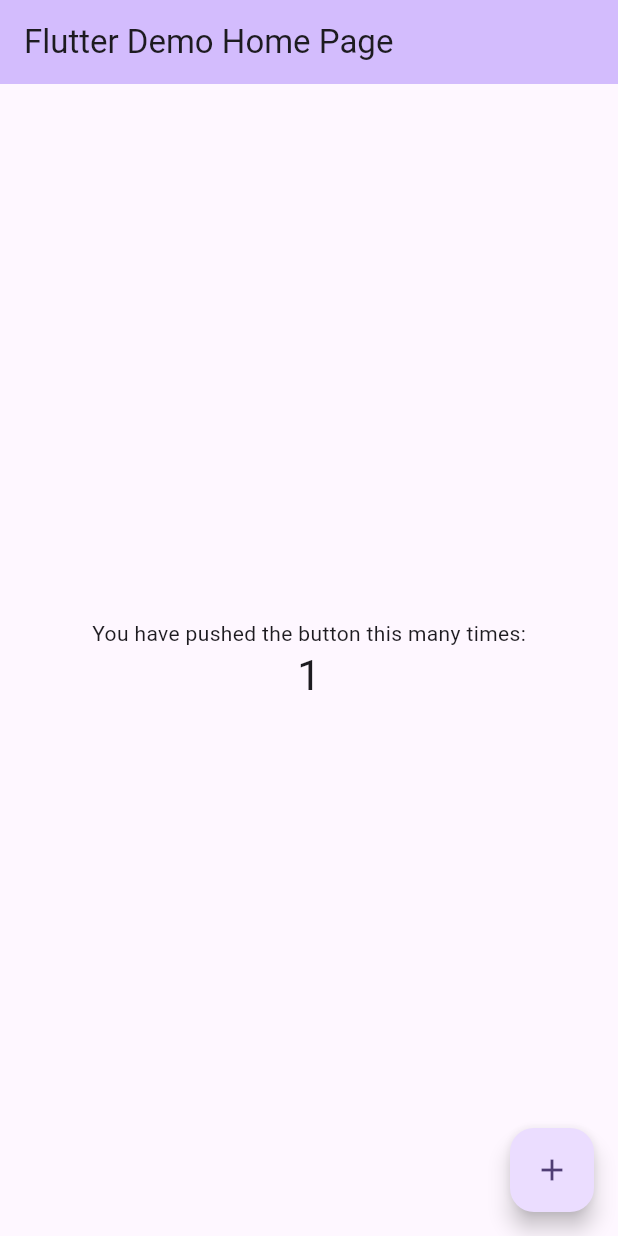
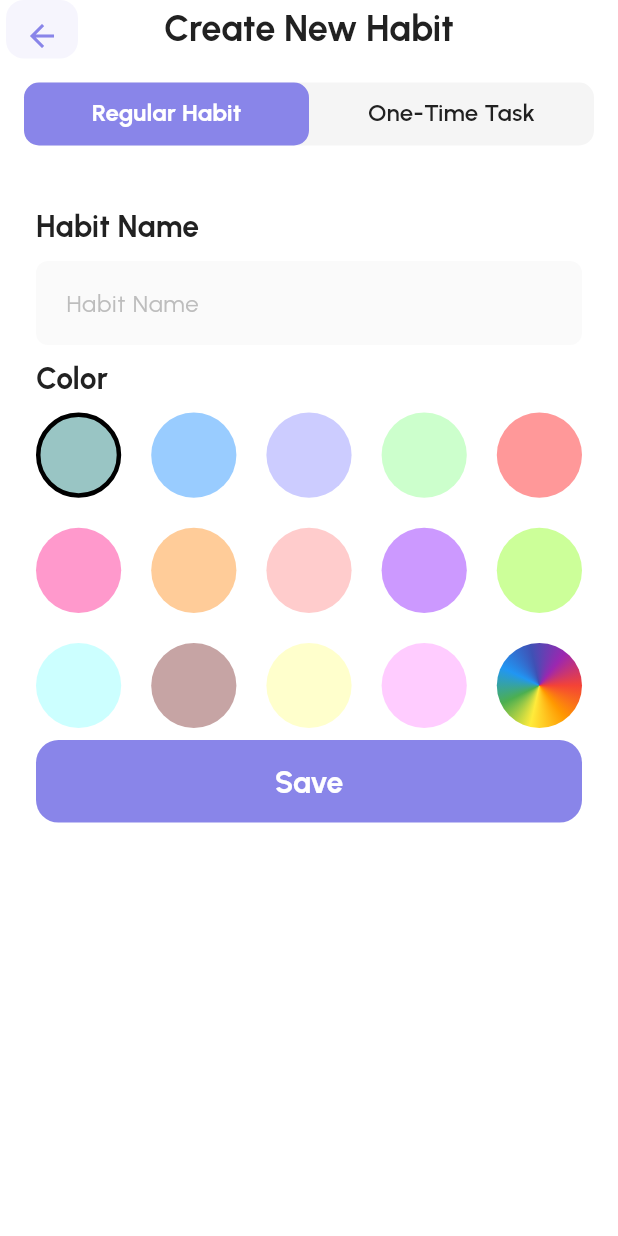
Before and after one commit to arikaran-13/habitgrow, a Flutter app: the screen it shows after launch, after a tap on the "add" icon, on a phone screen of 412 x 824 dp. Run offline on Flutter 3.47's test engine with Material 3 defaults, Android fonts, the phone set to English and light mode, and no system bars; our stand-ins replace flutter_colorpicker, google_fonts.

Commit message:
create goal page in progress

```diff
--- a/lib/main.dart
+++ b/lib/main.dart
@@ -1,4 +1,6 @@
 import 'package:flutter/material.dart';
+import 'package:habitgrow/screens/home/home_screen.dart';
+import 'package:habitgrow/theme.dart';
 
 void main() {
   runApp(const MyApp());
@@ -7,116 +9,12 @@ void main() {
 class MyApp extends StatelessWidget {
   const MyApp({super.key});
 
-  // This widget is the root of your application.
   @override
   Widget build(BuildContext context) {
     return MaterialApp(
-      title: 'Flutter Demo',
-      theme: ThemeData(
-        // This is the theme of your application.
-        //
-        // TRY THIS: Try running your application with "flutter run". You'll see
-        // the application has a purple toolbar. Then, without quitting the app,
-        // try changing the seedColor in the colorScheme below to Colors.green
-        // and then invoke "hot reload" (save your changes or press the "hot
-        // reload" button in a Flutter-supported IDE, or press "r" if you used
-        // the command line to start the app).
-        //
-        // Notice that the counter didn't reset back to zero; the application
-        // state is not lost during the reload. To reset the state, use hot
-        // restart instead.
-        //
-        // This works for code too, not just values: Most code changes can be
-        // tested with just a hot reload.
-        colorScheme: ColorScheme.fromSeed(seedColor: Colors.deepPurple),
-      ),
-      home: const MyHomePage(title: 'Flutter Demo Home Page'),
+      debugShowCheckedModeBanner: false,
+      home: HomeScreen(),
+      theme: primaryTheme,
     );
   }
 }
-
-class MyHomePage extends StatefulWidget {
-  const MyHomePage({super.key, required this.title});
-
-  // This widget is the home page of your application. It is stateful, meaning
-  // that it has a State object (defined below) that contains fields that affect
-  // how it looks.
-
-  // This class is the configuration for the state. It holds the values (in this
-  // case the title) provided by the parent (in this case the App widget) and
-  // used by the build method of the State. Fields in a Widget subclass are
-  // always marked "final".
-
-  final String title;
-
-  @override
-  State<MyHomePage> createState() => _MyHomePageState();
-}
-
-class _MyHomePageState extends State<MyHomePage> {
-  int _counter = 0;
-
-  void _incrementCounter() {
-    setState(() {
-      // This call to setState tells the Flutter framework that something has
-      // changed in this State, which causes it to rerun the build method below
-      // so that the display can reflect the updated values. If we changed
-      // _counter without calling setState(), then the build method would not be
-      // called again, and so nothing would appear to happen.
-      _counter++;
-    });
-  }
-
-  @override
-  Widget build(BuildContext context) {
-    // This method is rerun every time setState is called, for instance as done
-    // by the _incrementCounter method above.
-    //
-    // The Flutter framework has been optimized to make rerunning build methods
-    // fast, so that you can just rebuild anything that needs updating rather
-    // than having to individually change instances of widgets.
-    return Scaffold(
-      appBar: AppBar(
-        // TRY THIS: Try changing the color here to a specific color (to
-        // Colors.amber, perhaps?) and trigger a hot reload to see the AppBar
-        // change color while the other colors stay the same.
-        backgroundColor: Theme.of(context).colorScheme.inversePrimary,
-        // Here we take the value from the MyHomePage object that was created by
-        // the App.build method, and use it to set our appbar title.
-        title: Text(widget.title),
-      ),
-      body: Center(
-        // Center is a layout widget. It takes a single child and positions it
-        // in the middle of the parent.
-        child: Column(
-          // Column is also a layout widget. It takes a list of children and
-          // arranges them vertically. By default, it sizes itself to fit its
-          // children horizontally, and tries to be as tall as its parent.
-          //
-          // Column has various properties to control how it sizes itself and
-          // how it positions its children. Here we use mainAxisAlignment to
-          // center the children vertically; the main axis here is the vertical
-          // axis because Columns are vertical (the cross axis would be
-          // horizontal).
-          //
-          // TRY THIS: Invoke "debug painting" (choose the "Toggle Debug Paint"
-          // action in the IDE, or press "p" in the console), to see the
-          // wireframe for each widget.
-          mainAxisAlignment: MainAxisAlignment.center,
-          children: <Widget>[
-            const Text('You have pushed the button this many times:'),
-            Text(
-              '$_counter',
-              style: Theme.of(context).textTheme.headlineMedium,
-            ),
-          ],
-        ),
-      ),
-      floatingActionButton: FloatingActionButton(
-        onPressed: _incrementCounter,
-        tooltip: 'Increment',
-        child: const Icon(Icons.add),
-      ), // This trailing comma makes auto-formatting nicer for build methods.
-    );
-  }
-}
--- /dev/null
+++ b/lib/screens/create/create_goal_screen.dart
@@ -0,0 +1,62 @@
+import 'package:flutter/material.dart';
+import 'package:habitgrow/screens/create/regular_habit.dart';
+import 'package:habitgrow/theme.dart';
+
+class CreateGoal extends StatefulWidget {
+  const CreateGoal({super.key});
+
+  @override
+  State<CreateGoal> createState() => _CreateGoalState();
+}
+
+class _CreateGoalState extends State<CreateGoal> with TickerProviderStateMixin {
+  late TabController createGoalTabBarController;
+
+  @override
+  void initState() {
+    createGoalTabBarController = TabController(length: 2, vsync: this);
+    super.initState();
+  }
+
+  @override
+  void dispose() {
+    createGoalTabBarController.dispose();
+    super.dispose();
+  }
+
+  @override
+  Widget build(BuildContext context) {
+    return Scaffold(
+      appBar: AppBar(
+        title: Text(
+          "Create New Habit",
+          style: Theme.of(context).textTheme.headlineLarge,
+        ),
+        backgroundColor: AppColors.backgroundColor,
+        elevation: 0.0,
+        centerTitle: true,
+        bottom: PreferredSize(
+          preferredSize: Size.fromHeight(57),
+          child: Padding(
+            padding: const EdgeInsets.all(16.0),
+            child: Container(
+              height: 42.0,
+              decoration: BoxDecoration(
+                borderRadius: BorderRadius.circular(10.0),
+                color: AppColors.tabBarBackground,
+              ),
+              child: TabBar(
+                controller: createGoalTabBarController,
+                tabs: [Text("Regular Habit"), Text("One-Time Task")],
+              ),
+            ),
+          ),
+        ),
+      ),
+      body: TabBarView(
+        controller: createGoalTabBarController,
+        children: [RegularHabit(), Text("Create one time task")],
+      ),
+    );
+  }
+}
--- /dev/null
+++ b/lib/screens/create/regular_habit.dart
@@ -0,0 +1,151 @@
+import 'package:flutter/material.dart';
+import 'package:flutter_colorpicker/flutter_colorpicker.dart';
+import 'package:habitgrow/theme.dart';
+
+class RegularHabit extends StatefulWidget {
+  const RegularHabit({super.key});
+
+  @override
+  State<RegularHabit> createState() => _RegularHabitState();
+}
+
+class _RegularHabitState extends State<RegularHabit> {
+  var createGoalFormKey = GlobalKey<FormState>();
+  var selectedColor = AppColors.goalColors[0];
+
+  @override
+  Widget build(BuildContext context) {
+    return Scaffold(
+      body: Padding(
+        padding: const EdgeInsets.all(24.0),
+        child: Form(
+          key: createGoalFormKey,
+          child: Column(
+            crossAxisAlignment: CrossAxisAlignment.start,
+            children: [
+              Text("Habit Name", style: Theme.of(context).textTheme.labelLarge),
+              const SizedBox(height: 8),
+              // Styled TextFormField
+              TextFormField(
+                decoration: InputDecoration(hintText: "Habit Name"),
+              ),
+              const SizedBox(height: 8.0),
+              Text("Color", style: Theme.of(context).textTheme.labelLarge),
+              const SizedBox(height: 8.0),
+              GridView.builder(
+                shrinkWrap: true,
+                physics: NeverScrollableScrollPhysics(),
+                gridDelegate: SliverGridDelegateWithFixedCrossAxisCount(
+                  crossAxisCount: 5,
+                  crossAxisSpacing: 20.0,
+                  mainAxisSpacing: 20.0,
+                ),
+                itemCount: AppColors.goalColors.length + 1,
+                itemBuilder: (ctx, index) {
+                  if (AppColors.goalColors.length == index) {
+                    var pickedColor = AppColors.brandColor;
+                    return GestureDetector(
+                      onTap: () {
+                        showDialog(
+                          context: context,
+                          builder: (ctx) {
+                            return AlertDialog(
+                              title: Text(
+                                "Pick a Color",
+                                style: Theme.of(context).textTheme.displayLarge,
+                              ),
+                              content: SingleChildScrollView(
+                                child: Column(
+                                  children: [
+                                    ColorPicker(
+                                      pickerColor: pickedColor,
+                                      onColorChanged: (color) {
+                                        setState(() {
+                                          pickedColor = color;
+                                        });
+                                      },
+                                      labelTypes: [],
+                                      enableAlpha: false,
+                                      paletteType: PaletteType.hueWheel,
+                                    ),
+                                    SizedBox(height: 8.0),
+                                    SizedBox(
+                                      width: double.infinity,
+                                      child: FilledButton(
+                                        onPressed: () {
+                                          setState(() {
+                                            selectedColor = pickedColor;
+                                          });
+                                          Navigator.pop(context);
+                                        },
+                                        style: FilledButton.styleFrom(
+                                          backgroundColor:
+                                              AppColors.darkBrandColor,
+                                        ),
+                                        child: Text("Select"),
+                                      ),
+                                    ),
+                                  ],
+                                ),
+                              ),
+                            );
+                          },
+                        );
+                      },
+                      child: Container(
+                        decoration: BoxDecoration(
+                          shape: BoxShape.circle,
+                          gradient: SweepGradient(
+                            colors: const [
+                              Colors.red,
+                              Colors.orange,
+                              Colors.yellow,
+                              Colors.green,
+                              Colors.blue,
+                              Colors.indigo,
+                              Colors.purple,
+                              Colors.red, // loop back to red
+                            ],
+                            startAngle: 0.0,
+                            endAngle: 6.28319, // 2*PI radians = full circle
+                          ),
+                        ),
+                      ),
+                    );
+                  }
+                  return GestureDetector(
+                    onTap: () {
+                      setState(() {
+                        selectedColor = AppColors.goalColors[index];
+                      });
+                    },
+                    child: Container(
+                      decoration: BoxDecoration(
+                        color: AppColors.goalColors[index],
+                        shape: BoxShape.circle,
+                        border: selectedColor == AppColors.goalColors[index]
+                            ? BoxBorder.all(color: Colors.black, width: 3.0)
+                            : BoxBorder.all(color: Colors.transparent),
+                      ),
+                    ),
+                  );
+                },
+              ),
+              SizedBox(height: 8.0),
+              SizedBox(
+                width: double.infinity,
+                child: FilledButton(
+                  onPressed: () {},
+                  child: Text(
+                    "Save",
+                    style: Theme.of(context).textTheme.displayMedium,
+                  ),
+                ),
+              ),
+            ],
+          ),
+        ),
+      ),
+    );
+  }
+}
--- /dev/null
+++ b/lib/screens/home/home_screen.dart
@@ -0,0 +1,74 @@
+import 'package:flutter/material.dart';
+import 'package:habitgrow/screens/create/create_goal_screen.dart';
+import 'package:habitgrow/screens/home/widgets/today.dart';
+import 'package:habitgrow/theme.dart';
+
+class HomeScreen extends StatefulWidget {
+  const HomeScreen({super.key});
+
+  @override
+  State<HomeScreen> createState() => _HomeScreenState();
+}
+
+class _HomeScreenState extends State<HomeScreen> with TickerProviderStateMixin {
+  late TabController tabController;
+
+  @override
+  void initState() {
+    tabController = TabController(length: 3, vsync: this);
+    super.initState();
+  }
+
+  @override
+  void dispose() {
+    tabController.dispose();
+    super.dispose();
+  }
+
+  @override
+  Widget build(BuildContext context) {
+    return Scaffold(
+      appBar: AppBar(
+        title: Padding(
+          padding: const EdgeInsets.only(left: 24.0, right: 24.0, top: 12.0),
+          child: Text("Home", style: Theme.of(context).textTheme.headlineLarge),
+        ),
+        centerTitle: true,
+        elevation: 0,
+        bottom: PreferredSize(
+          preferredSize: Size.fromHeight(57),
+          child: Padding(
+            padding: EdgeInsets.all(16.0),
+            child: Container(
+              height: 42.0,
+              decoration: BoxDecoration(
+                borderRadius: BorderRadius.circular(10.0),
+                color: AppColors.tabBarBackground,
+              ),
+              child: TabBar(
+                controller: tabController,
+                tabs: [Text('Today'), Text('Weekly'), Text('Overall')],
+              ),
+            ),
+          ),
+        ),
+      ),
+      body: TabBarView(
+        controller: tabController,
+        children: [
+          TodayTab(),
+          Center(child: Text("Weekly goals")),
+          Center(child: Text("Overall goals")),
+        ],
+      ),
+      floatingActionButton: FloatingActionButton(
+        onPressed: () {
+          Navigator.of(
+            context,
+          ).push(MaterialPageRoute(builder: (context) => CreateGoal()));
+        },
+        child: Icon(Icons.add),
+      ),
+    );
+  }
+}
--- /dev/null
+++ b/lib/screens/home/widgets/goal_list_tile.dart
@@ -0,0 +1,27 @@
+import 'package:flutter/material.dart';
+
+class GoalListTile extends StatelessWidget {
+  const GoalListTile({
+    super.key,
+    required this.icon,
+    required this.goalName,
+    required this.color,
+  });
+
+  final IconData icon;
+  final String goalName;
+  final Color color;
+
+  @override
+  Widget build(BuildContext context) {
+    return Container(
+      padding: EdgeInsets.all(16.0),
+      width: double.infinity,
+      decoration: BoxDecoration(
+        borderRadius: BorderRadius.circular(8.0),
+        color: color,
+      ),
+      child: Text(goalName, style: Theme.of(context).textTheme.headlineSmall),
+    );
+  }
+}
--- /dev/null
+++ b/lib/screens/home/widgets/today.dart
@@ -0,0 +1,21 @@
+import 'package:flutter/material.dart';
+import 'package:habitgrow/screens/home/widgets/goal_list_tile.dart';
+import 'package:habitgrow/theme.dart';
+
+class TodayTab extends StatelessWidget {
+  const TodayTab({super.key});
+
+  @override
+  Widget build(BuildContext context) {
+    return Padding(
+      padding: const EdgeInsets.all(24.0),
+      child: Scaffold(
+        body: GoalListTile(
+          icon: Icons.home,
+          goalName: "Wake up at 5 am",
+          color: AppColors.goalColors[2],
+        ),
+      ),
+    );
+  }
+}
--- /dev/null
+++ b/lib/theme.dart
@@ -0,0 +1,213 @@
+import 'package:flutter/material.dart';
+import 'package:google_fonts/google_fonts.dart';
+
+class AppColors {
+  static final Color backgroundColor = Color(0xFFFFFFFF); // White
+  static final Color brandColor = Color(0xFF8985E9); // Medium Lavender
+  static final Color lightBrandColor = Color(0xFF9591EB); // Lavender Blue
+  static final Color darkBrandColor = Color(0xFF6E6ABA);
+  static final Color successAlert = Color(0xFF12D18E); // Emerald Green
+  static final Color warningAlert = Color(0xFFFACC15); // Amber / Golden Yellow
+  static final Color errorAlert = Color(0xFFF75555); // Bright Red
+  static final Color tabBarBackground = Color(0xFFF5F5F5);
+
+  static final Map<String, Color> background = {
+    'primary': Color(0XFFF6F5FD), // Ghost White
+    'lite': Color(0xFFEEEEEE), // Platinum / Very Light Gray
+  };
+
+  static final Map<String, Color> textColor = {
+    'dark': Color(0xFF212121), // Almost Black
+    'darkLite': Color(0xFF616161), // Dim Gray
+    'lite': Colors.white, // White
+  };
+
+  static final List<Color> goalColors = [
+    Color(0xFF99C5C4), // Light Teal
+    Color(0xFF99CCFF), // Baby Blue
+    Color(0xFFCCCCFF), // Periwinkle
+    Color(0xFFCCFFCC), // Tea Green / Mint
+    Color(0xFFFF9899), // Light Coral
+    Color(0xFFFF99CC), // Pink
+    Color(0xFFFFCC99), // Peach
+    Color(0xFFFFCCCC), // Misty Rose
+    Color(0xFFCC99FF), // Lavender / Violet
+    Color(0xFFCCFF99), // Light Lime Green
+    Color(0xFFCCFFFF), // Aqua / Pale Cyan
+    Color(0XFFC6A4A4), // Dusty Rose
+    Color(0xFFFFFFCC),
+    Color(0xFFFFCCFF),
+  ];
+}
+
+ThemeData primaryTheme = ThemeData(
+  colorScheme: ColorScheme.fromSeed(seedColor: AppColors.brandColor),
+  textTheme: TextTheme(
+    // Headlines
+    headlineLarge: GoogleFonts.urbanist(
+      fontSize: 24.0,
+      fontWeight: FontWeight.bold,
+      color: AppColors.textColor['dark'],
+    ),
+    headlineMedium: GoogleFonts.urbanist(
+      fontSize: 22.0,
+      fontWeight: FontWeight.w700,
+      color: AppColors.textColor['dark'],
+    ),
+    headlineSmall: GoogleFonts.urbanist(
+      fontSize: 20.0,
+      fontWeight: FontWeight.w500,
+      color: AppColors.textColor['dark'],
+    ),
+
+    // Titles
+    titleLarge: GoogleFonts.urbanist(
+      fontSize: 18.0,
+      fontWeight: FontWeight.w600,
+      color: AppColors.textColor['dark'],
+    ),
+    titleMedium: GoogleFonts.urbanist(
+      fontSize: 16.0,
+      fontWeight: FontWeight.w500,
+      color: AppColors.textColor['dark'],
+    ),
+    titleSmall: GoogleFonts.urbanist(
+      fontSize: 14.0,
+      fontWeight: FontWeight.w500,
+      color: AppColors.textColor['darkLite'],
+    ),
+
+    // Body text
+    bodyLarge: GoogleFonts.urbanist(
+      fontSize: 16.0,
+      fontWeight: FontWeight.normal,
+      color: AppColors.textColor['dark'],
+    ),
+    bodyMedium: GoogleFonts.urbanist(
+      fontSize: 14.0,
+      fontWeight: FontWeight.normal,
+      color: AppColors.textColor['dark'],
+    ),
+    bodySmall: GoogleFonts.urbanist(
+      fontSize: 12.0,
+      fontWeight: FontWeight.normal,
+      color: AppColors.textColor['darkLite'],
+    ),
+
+    // Labels (buttons, captions, small text)
+    labelLarge: GoogleFonts.urbanist(
+      fontSize: 20.0,
+      fontWeight: FontWeight.bold,
+      color: AppColors.textColor['dark'],
+    ),
+    labelMedium: GoogleFonts.urbanist(
+      fontSize: 16.0,
+      fontWeight: FontWeight.w500,
+      color: AppColors.textColor['dark'],
+    ),
+    labelSmall: GoogleFonts.urbanist(
+      fontSize: 14.0,
+      fontWeight: FontWeight.w400,
+      color: AppColors.textColor['darkLite'],
+    ),
+    displayLarge: GoogleFonts.urbanist(
+      fontSize: 20.0,
+      fontWeight: FontWeight.bold,
+      color: AppColors.textColor['dark'],
+    ),
+    displayMedium: GoogleFonts.urbanist(
+      fontSize: 20.0,
+      fontWeight: FontWeight.bold,
+      color: AppColors.textColor['lite'],
+    ),
+  ),
+  scaffoldBackgroundColor: AppColors.backgroundColor,
+  inputDecorationTheme: InputDecorationTheme(
+    hintStyle: TextStyle(color: Colors.grey[400], fontSize: 16),
+    filled: true,
+    fillColor: Colors.grey[50],
+    border: OutlineInputBorder(
+      borderRadius: BorderRadius.circular(8),
+      borderSide: BorderSide.none,
+    ),
+    contentPadding: const EdgeInsets.symmetric(horizontal: 16, vertical: 16),
+  ),
+
+  tabBarTheme: TabBarThemeData(
+    dividerColor: Colors.transparent,
+    indicatorColor: AppColors.brandColor,
+    indicatorSize: TabBarIndicatorSize.tab,
+    indicator: BoxDecoration(
+      color: AppColors.brandColor,
+      borderRadius: BorderRadius.circular(10.0),
+    ),
+    labelColor: AppColors.textColor['lite'],
+    unselectedLabelColor: AppColors.textColor['dark'],
+    overlayColor: WidgetStatePropertyAll(Colors.transparent),
+    splashFactory: NoSplash.splashFactory,
+    labelStyle: GoogleFonts.urbanist(
+      fontSize: 16.0,
+      fontWeight: FontWeight.bold,
+      color: Colors.white,
+    ),
+    unselectedLabelStyle: GoogleFonts.urbanist(
+      fontSize: 16.0,
+      fontWeight: FontWeight.w600,
+      color: Colors.black,
+    ),
+  ),
+  // Button Themes
+  elevatedButtonTheme: ElevatedButtonThemeData(
+    style: ElevatedButton.styleFrom(
+      backgroundColor: AppColors.brandColor,
+      foregroundColor: Colors.white,
+      elevation: 2,
+      shape: RoundedRectangleBorder(borderRadius: BorderRadius.circular(12)),
+      padding: const EdgeInsets.symmetric(horizontal: 24, vertical: 16),
+      textStyle: GoogleFonts.urbanist(
+        fontSize: 16,
+        fontWeight: FontWeight.w600,
+      ),
+    ),
+  ),
+  filledButtonTheme: FilledButtonThemeData(
+    style: FilledButton.styleFrom(
+      backgroundColor: AppColors.brandColor,
+      foregroundColor: Colors.white,
+      elevation: 0,
+      shape: RoundedRectangleBorder(borderRadius: BorderRadius.circular(15)),
+      padding: const EdgeInsets.symmetric(horizontal: 16, vertical: 16),
+      textStyle: GoogleFonts.urbanist(
+        fontSize: 16,
+        fontWeight: FontWeight.bold,
+      ),
+    ),
+  ),
+
+  textButtonTheme: TextButtonThemeData(
+    style: TextButton.styleFrom(
+      foregroundColor: AppColors.brandColor,
+      shape: RoundedRectangleBorder(borderRadius: BorderRadius.circular(8)),
+      padding: const EdgeInsets.symmetric(horizontal: 16, vertical: 12),
+      textStyle: GoogleFonts.urbanist(
+        fontSize: 16,
+        fontWeight: FontWeight.w500,
+      ),
+    ),
+  ),
+  iconButtonTheme: IconButtonThemeData(
+    style: IconButton.styleFrom(
+      foregroundColor: AppColors.brandColor,
+      backgroundColor: AppColors.background['primary'],
+      elevation: 0,
+      shape: RoundedRectangleBorder(borderRadius: BorderRadius.circular(12)),
+      padding: const EdgeInsets.all(12),
+    ),
+  ),
+  floatingActionButtonTheme: FloatingActionButtonThemeData(
+    backgroundColor: AppColors.brandColor,
+    foregroundColor: Colors.white,
+    elevation: 4,
+    shape: RoundedRectangleBorder(borderRadius: BorderRadius.circular(16)),
+  ),
+);
--- a/pubspec.yaml
+++ b/pubspec.yaml
@@ -34,6 +34,8 @@ dependencies:
   # The following adds the Cupertino Icons font to your application.
   # Use with the CupertinoIcons class for iOS style icons.
   cupertino_icons: ^1.0.8
+  google_fonts: ^6.3.0
+  flutter_colorpicker: ^1.1.0
 
 dev_dependencies:
   flutter_test:
```
Also changed, not shown: pubspec.lock, 10 other files.
